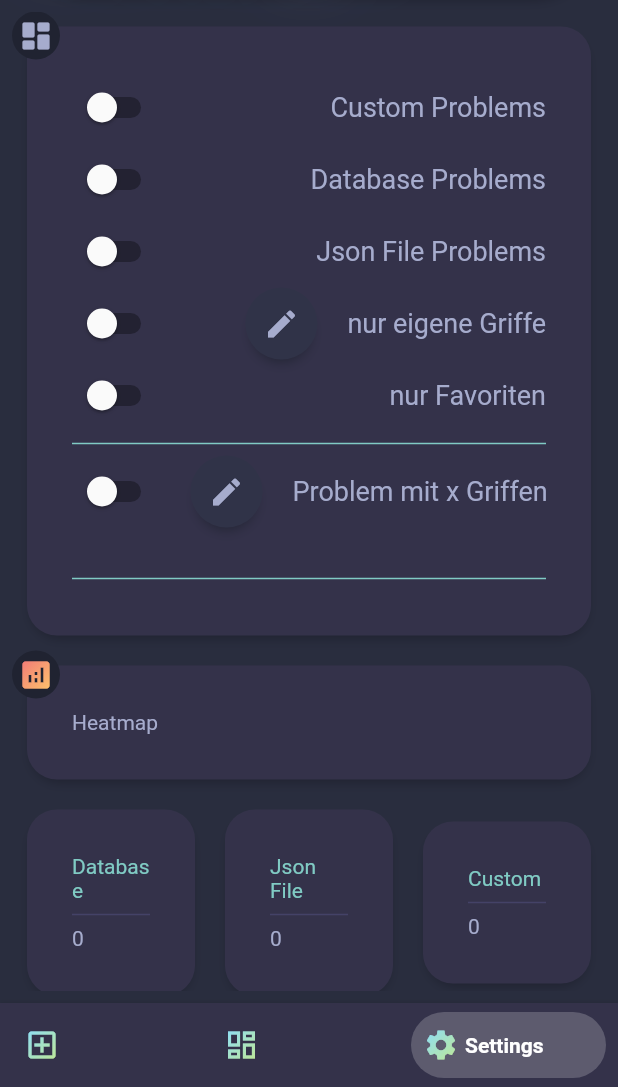
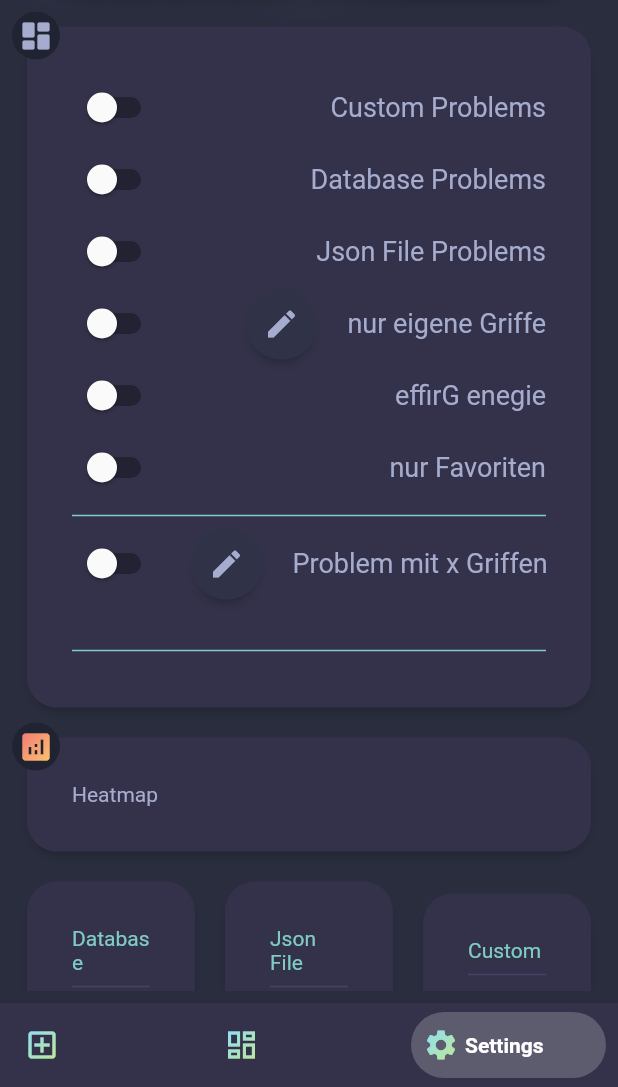
Before and after one commit to manuu10/awesome_board, a Flutter app: the screen it shows after launch, swiped to page 3, on a phone screen of 412 x 824 dp, the part 149-1236 px from its top. Run offline on Flutter 3.47's test engine with Material 2 defaults, Android fonts, the light colour scheme and no system bars; drawn by our look-alikes of bottom_navy_bar; our stand-ins replace hive, hive_flutter, permission_handler, sqflite; missing offline and left inert: flutter_ble_lib, gradient_text; accounts and stored records are empty; generated files the repository leaves out were written again.

Commit message:
mirror and quick next problem

```diff
--- a/lib/models/utils.dart
+++ b/lib/models/utils.dart
@@ -21,20 +21,18 @@ class Utils {
 
   static List<Problem> fetchProblemUseSettings(String search) {
     var _box = Hive.box("settings");
-    bool custom = _box.get("showCustomProblems");
-    bool database = _box.get("showDatabaseProblems");
-    bool jsonFile = _box.get("showJsonFileProblems");
-    if (custom == null) custom = false;
-    if (database == null) database = false;
-    if (jsonFile == null) jsonFile = false;
+    bool custom = _box.get("showCustomProblems") ?? false;
+    bool database = _box.get("showDatabaseProblems") ?? false;
+    bool jsonFile = _box.get("showJsonFileProblems") ?? false;
     return fetchProblems(search: search, custom: custom, database: database, jsonFile: jsonFile);
   }
 
-  static List<Problem> fetchProblems({bool custom = false, bool database = false, bool jsonFile = false, String search = ""}) {
+  static List<Problem> fetchProblems({bool custom = false, bool mirror = false, bool database = false, bool jsonFile = false, String search = ""}) {
     List<Problem> problems = [];
     var box = Hive.box("settings");
 
     bool onlyCustomHolds = box.get("onlyCustomHolds") ?? false;
+    bool mirrorCustomHolds = box.get("mirrorCustomHolds") ?? false;
     bool containsSpecifiedHolds = box.get("containsSpecifiedHolds") ?? false;
     bool onlyFavorites = box.get("onlyFavorites") ?? false;
     List<int> grades = box.get("grades") ?? [];
@@ -60,8 +58,15 @@ class Utils {
     if (grades.isNotEmpty) {
       problems = problems.where((e) => grades.contains(e.grade)).toList();
     }
-    if (onlyCustomHolds) {
-      problems = problems.where((e) => e.suitedForCustomBoard()).toList();
+    if (onlyCustomHolds || mirrorCustomHolds) {
+      if (onlyCustomHolds && mirrorCustomHolds) {
+        problems = problems.where((e) => e.suitedForCustomBoard() || e.mirrorSuitedForCustomBoard()).toList();
+      } else {
+        if (onlyCustomHolds)
+          problems = problems.where((e) => e.suitedForCustomBoard()).toList();
+        else
+          problems = problems.where((e) => e.mirrorSuitedForCustomBoard()).toList();
+      }
     }
     if (containsSpecifiedHolds) {
       problems = problems.where((e) => e.containsHolds(selectedHolds)).toList();
--- a/lib/screens/overview_screen.dart
+++ b/lib/screens/overview_screen.dart
@@ -42,6 +42,7 @@ class _OverviewScreenState extends State<OverviewScreen> {
           backgroundColor: _theme.background,
           child: ProblemScreen(
             problem: problems[Random().nextInt(problems.length)],
+            problems: problems,
           ),
         );
       },
@@ -109,7 +110,7 @@ class _OverviewScreenState extends State<OverviewScreen> {
                       child: ListView(
                         controller: scrCtrl,
                         padding: EdgeInsets.only(right: 10),
-                        children: problems.map((e) => e.getWidget()).toList(),
+                        children: problems.map((e) => e.getWidget(problems)).toList(),
                       ),
                     ),
                   ),
--- a/lib/screens/settings_screen.dart
+++ b/lib/screens/settings_screen.dart
@@ -35,6 +35,7 @@ class _SettingsScreenState extends State<SettingsScreen> {
   String themeName = "";
   bool showCustomProblems;
   bool onlyCustomHolds;
+  bool mirrorCustomHolds;
   bool showDatabaseProblems;
   bool showJsonFileProblems;
   bool containsSpecifiedHolds;
@@ -49,6 +50,7 @@ class _SettingsScreenState extends State<SettingsScreen> {
     showDatabaseProblems = _box.get("showDatabaseProblems") ?? false;
     showJsonFileProblems = _box.get("showJsonFileProblems") ?? false;
     onlyCustomHolds = _box.get("onlyCustomHolds") ?? false;
+    mirrorCustomHolds = _box.get("mirrorCustomHolds") ?? false;
     containsSpecifiedHolds = _box.get("containsSpecifiedHolds") ?? false;
     onlyFavorites = _box.get("onlyFavorites") ?? false;
     themeName = _box.get("theme");
@@ -265,6 +267,28 @@ class _SettingsScreenState extends State<SettingsScreen> {
                                     ),
                                   ),
                                 ],
+                              ),
+                            ],
+                          ),
+                          Row(
+                            mainAxisAlignment: MainAxisAlignment.spaceBetween,
+                            children: [
+                              Switch(
+                                activeColor: _theme.accentColor,
+                                value: mirrorCustomHolds,
+                                onChanged: (value) {
+                                  setState(() {
+                                    mirrorCustomHolds = value;
+                                    Hive.box("settings").put("mirrorCustomHolds", mirrorCustomHolds);
+                                  });
+                                },
+                              ),
+                              Text(
+                                "effirG enegie",
+                                style: TextStyle(
+                                  color: mirrorCustomHolds ? _theme.accentColor : _theme.foreground,
+                                  fontSize: 18,
+                                ),
                               ),
                             ],
                           ),
--- a/lib/services/httpService.dart
+++ b/lib/services/httpService.dart
@@ -4,7 +4,7 @@ import 'dart:io' as io;
 
 class HttpService {
   static final String _host = "https://xn--blleblle-n4ae.de";
-  static int _versionNumber = 2;
+  static int _versionNumber = 3;
 
   static Future<bool> updateAvailable() async {
     http.Response response = await http.get(_host + "/install/climbingboard/version.txt");
```
Also changed, not shown: lib/models/problem.dart (+23 -1 lines), lib/screens/problem_screen.dart (+66 -6 lines), lib/widgets/problem_widget.dart (+14 -7 lines).
